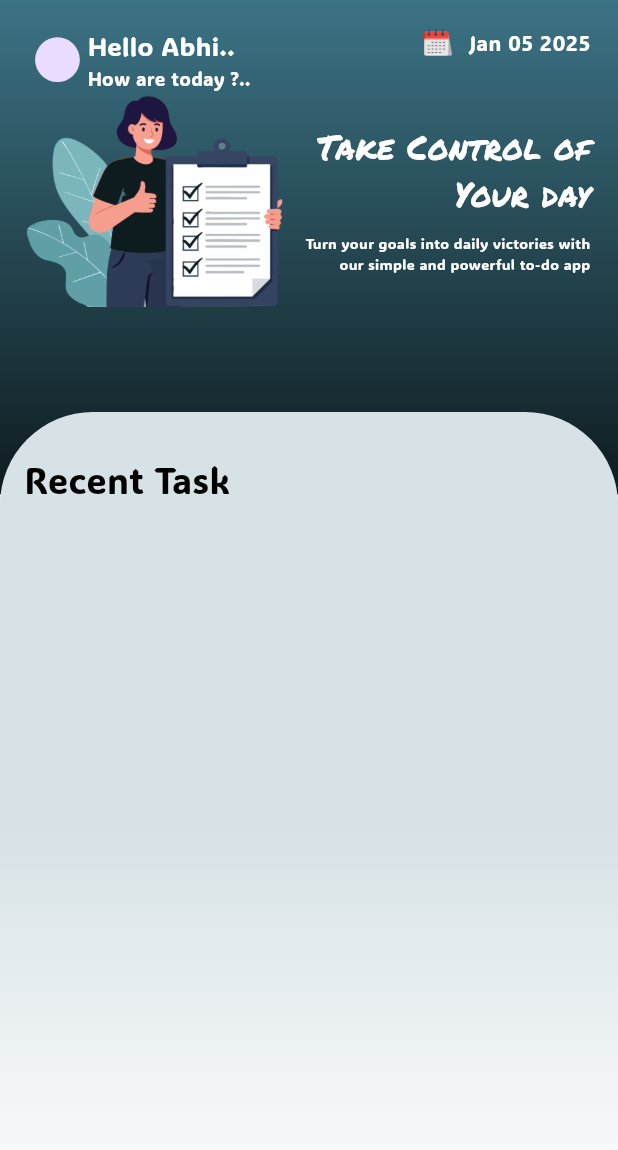
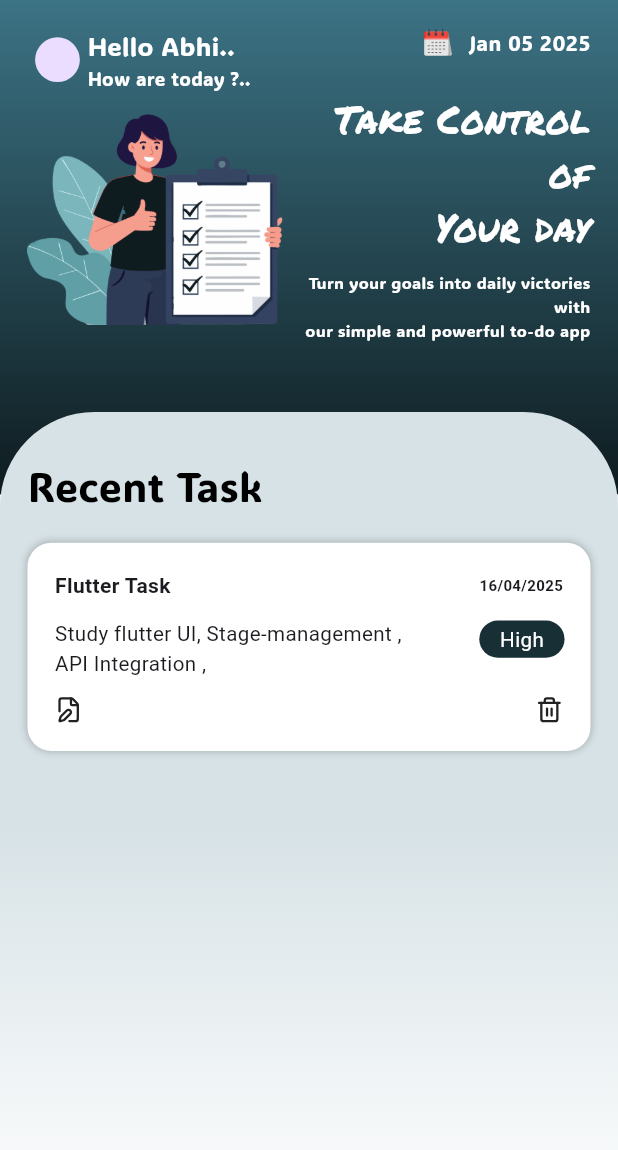
Before and after one commit to Abhijith792001/todo_app, a Flutter app: the screen it shows after launch, on a phone screen of 412 x 824 dp. Shown: the top 1150 px of the screen. Run offline on Flutter 3.47's test engine with Material 3 defaults, Android fonts, the light colour scheme and no system bars; our stand-ins replace dio, flutter_screenutil, get, lucide_icons.

Commit message:
card creation is complete

```diff
--- a/lib/view/home_screen.dart
+++ b/lib/view/home_screen.dart
@@ -120,7 +120,6 @@ class HomeScreen extends StatelessWidget {
                       Row(
                         children: [
                           Container(
-                            // color: Colors.blue,
                             child: Image.asset(
                               'assets/images/bg-img.png',
                               height: 120.h,
@@ -132,7 +131,7 @@ class HomeScreen extends StatelessWidget {
                             child: Container(
                               // color: Colors.amber,
                               child: Column(
-                                spacing: 10,
+                                spacing: 10.sp,
                                 mainAxisAlignment: MainAxisAlignment.end,
                                 crossAxisAlignment: CrossAxisAlignment.end,
                                 children: [
@@ -140,7 +139,7 @@ class HomeScreen extends StatelessWidget {
                                     'Take Control of \nYour day',
                                     textAlign: TextAlign.right,
                                     style: TextStyle(
-                                      fontSize: 22,
+                                      fontSize: 22.sp,
                                       fontFamily: 'PermanentMarker',
                                       color: Colors.white,
                                     ),
@@ -151,7 +150,7 @@ class HomeScreen extends StatelessWidget {
                                     style: TextStyle(
                                       fontFamily: 'ADLaM',
                                       color: Colors.white,
-                                      fontSize: 9.5,
+                                      fontSize: 9.5.sp,
                                     ),
                                   ),
                                 ],
@@ -169,13 +168,13 @@ class HomeScreen extends StatelessWidget {
           Positioned(
             bottom: 0,
             child: Container(
-              padding: EdgeInsets.all(16),
+              padding: EdgeInsets.all(16.sp),
               width: Get.width,
               height: 460.h,
               decoration: BoxDecoration(
                 borderRadius: BorderRadius.only(
-                  topLeft: Radius.circular(62),
-                  topRight: Radius.circular(62),
+                  topLeft: Radius.circular(55.sp),
+                  topRight: Radius.circular(55.sp),
                 ),
                 gradient: LinearGradient(
                   begin: Alignment(0.50, -0.00),
@@ -184,14 +183,98 @@ class HomeScreen extends StatelessWidget {
                 ),
               ),
               child: Column(
-
                 crossAxisAlignment: CrossAxisAlignment.start,
                 children: [
                   Container(
                     margin: EdgeInsets.only(top: 10.h),
                     child: Text(
                       'Recent Task',
-                      style: TextStyle(fontFamily: 'ADLaM', color: Colors.black,fontSize: 24),
+                      style: TextStyle(
+                        fontFamily: 'ADLaM',
+                        color: Colors.black,
+                        fontSize: 24.sp,
+                      ),
+                    ),
+                  ),
+                  Container(
+                    margin: EdgeInsets.only(top: 15.h),
+                    width: Get.width,
+                    padding: EdgeInsets.all(16.sp),
+                    decoration: BoxDecoration(
+                      borderRadius: BorderRadius.all(Radius.circular(16)),
+                      color: Colors.white,
+                      boxShadow: [
+                        BoxShadow(
+                          color: Color(0x3F000000),
+                          blurRadius: 4,
+                          offset: Offset(0, 0),
+                          spreadRadius: 0,
+                        ),
+                      ],
+                    ),
+                    child: Column(
+                      children: [
+                        Row(
+                          mainAxisAlignment: MainAxisAlignment.spaceBetween,
+                          children: [
+                            Text(
+                              'Flutter Task',
+                              style: TextStyle(fontWeight: FontWeight.w600),
+                            ),
+                            Text(
+                              '16/04/2025',
+                              style: TextStyle(
+                                fontSize: 10,
+                                fontWeight: FontWeight.w600,
+                              ),
+                            ),
+                          ],
+                        ),
+                        Row(
+                          mainAxisAlignment: MainAxisAlignment.spaceBetween,
+                          children: [
+                            Container(
+                              margin: EdgeInsets.only(top: 10.h),
+                              // color: Colors.amber,
+                              width: Get.width * .6.sp,
+                              child: Text(
+                                'Study flutter UI, Stage-management ,\nAPI Integration ,',
+                                style: TextStyle(fontSize: 12.sp),
+                              ),
+                            ),
+                            Container(
+                              decoration: BoxDecoration(
+                                color: Color.fromRGBO(24, 47, 53, 1),
+                                borderRadius: BorderRadius.all(
+                                  Radius.circular(16.sp),
+                                ),
+                              ),
+                              padding: EdgeInsets.symmetric(
+                                vertical: 2.h,
+                                horizontal: 12.w,
+                              ),
+
+                              child: Text(
+                                'High',
+                                style: TextStyle(
+                                  color: Colors.white,
+                                  fontSize: 12.sp,
+                                ),
+                              ),
+                            ),
+                          ],
+                        ),
+                        Padding(
+                          padding: EdgeInsets.only(top: 10.h),
+                          child: Row(
+                            mainAxisAlignment: MainAxisAlignment.spaceBetween,
+                            children: [
+                              Icon(LucideIcons.fileEdit, size: 16.sp),
+                              Icon(LucideIcons.trash2, size: 16.sp),
+                            ],
+                          ),
+                        ),
+                      ],
                     ),
                   ),
                 ],
```
